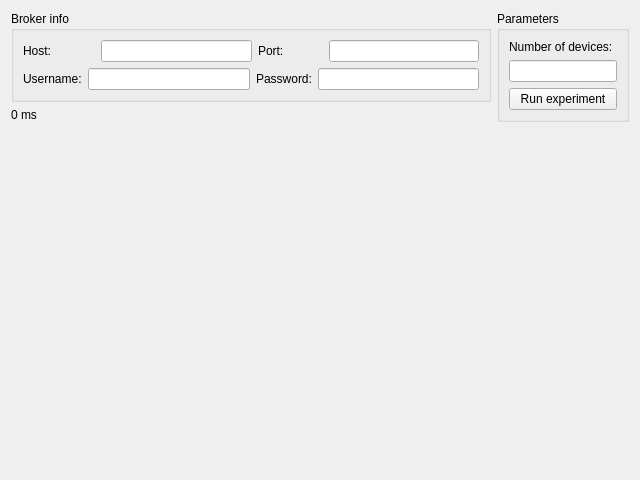
Above: iot-key-agreement-gui/experimentsui.ui from mateus558/Conference-key-establisher before the change. Below: the same form after it.
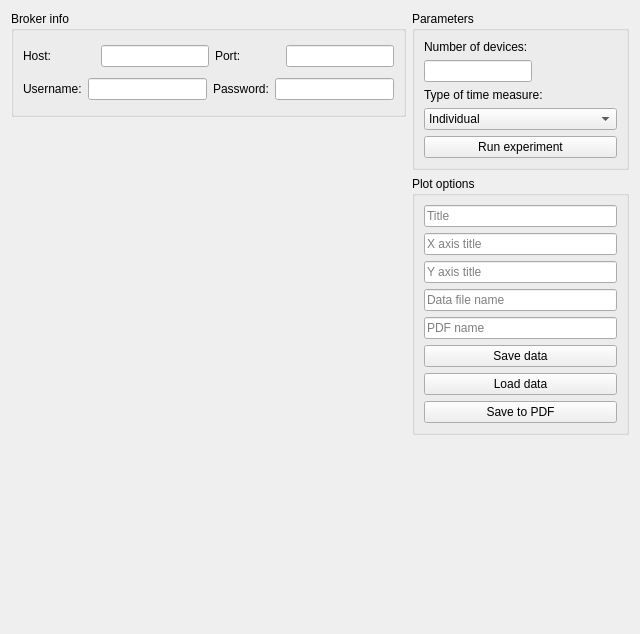
That is the form after the change. Custom widgets are drawn as their Qt base class.

```diff
--- a/iot-key-agreement-gui/experimentsui.ui
+++ b/iot-key-agreement-gui/experimentsui.ui
@@ -7,7 +7,7 @@
     <x>0</x>
     <y>0</y>
     <width>640</width>
-    <height>480</height>
+    <height>634</height>
    </rect>
   </property>
   <property name="windowTitle">
@@ -100,27 +100,24 @@
         </widget>
        </item>
        <item>
-        <layout class="QHBoxLayout" name="horizontalLayout"/>
-       </item>
-       <item>
-        <widget class="QLabel" name="label">
-         <property name="text">
-          <string>0 ms</string>
-         </property>
-        </widget>
-       </item>
-       <item>
-        <spacer name="verticalSpacer">
-         <property name="orientation">
-          <enum>Qt::Vertical</enum>
-         </property>
-         <property name="sizeHint" stdset="0">
-          <size>
-           <width>20</width>
-           <height>40</height>
-          </size>
-         </property>
-        </spacer>
+        <layout class="QHBoxLayout" name="horizontalLayout">
+         <item>
+          <widget class="QCustomPlot" name="widget_plot" native="true">
+           <property name="sizePolicy">
+            <sizepolicy hsizetype="Preferred" vsizetype="Minimum">
+             <horstretch>0</horstretch>
+             <verstretch>0</verstretch>
+            </sizepolicy>
+           </property>
+           <property name="minimumSize">
+            <size>
+             <width>0</width>
+             <height>500</height>
+            </size>
+           </property>
+          </widget>
+         </item>
+        </layout>
        </item>
       </layout>
      </item>
@@ -149,6 +146,27 @@
             </property>
            </widget>
           </item>
+          <item>
+           <widget class="QLabel" name="label">
+            <property name="text">
+             <string>Type of time measure:</string>
+            </property>
+           </widget>
+          </item>
+          <item>
+           <widget class="QComboBox" name="comboBox_time_measurement">
+            <item>
+             <property name="text">
+              <string>Individual</string>
+             </property>
+            </item>
+            <item>
+             <property name="text">
+              <string>Cummulative</string>
+             </property>
+            </item>
+           </widget>
+          </item>
           <item>
            <widget class="QPushButton" name="pushButton_runExperiment">
             <property name="text">
@@ -159,6 +177,77 @@
          </layout>
         </widget>
        </item>
+       <item>
+        <widget class="QGroupBox" name="groupBox_3">
+         <property name="title">
+          <string>Plot options</string>
+         </property>
+         <layout class="QVBoxLayout" name="verticalLayout_6">
+          <item>
+           <widget class="QLineEdit" name="lineEdit_plot_title">
+            <property name="text">
+             <string/>
+            </property>
+            <property name="placeholderText">
+             <string>Title</string>
+            </property>
+           </widget>
+          </item>
+          <item>
+           <widget class="QLineEdit" name="lineEdit_x_title">
+            <property name="placeholderText">
+             <string>X axis title</string>
+            </property>
+           </widget>
+          </item>
+          <item>
+           <widget class="QLineEdit" name="lineEdit_y_title">
+            <property name="placeholderText">
+             <string>Y axis title</string>
+            </property>
+           </widget>
+          </item>
+          <item>
+           <widget class="QLineEdit" name="lineEdit_data_name">
+            <property name="text">
+             <string/>
+            </property>
+            <property name="placeholderText">
+             <string>Data file name</string>
+            </property>
+           </widget>
+          </item>
+          <item>
+           <widget class="QLineEdit" name="lineEdit_pdf_name">
+            <property name="placeholderText">
+             <string>PDF name</string>
+            </property>
+           </widget>
+          </item>
+          <item>
+           <widget class="QPushButton" name="pushButton">
+            <property name="text">
+             <string>Save data</string>
+            </property>
+           </widget>
+          </item>
+          <item>
+           <widget class="QPushButton" name="pushButton_load_data">
+            <property name="text">
+             <string>Load data</string>
+            </property>
+           </widget>
+          </item>
+          <item>
+           <widget class="QPushButton" name="pushButton_save_pdf">
+            <property name="text">
+             <string>Save to PDF</string>
+            </property>
+           </widget>
+          </item>
+         </layout>
+        </widget>
+       </item>
        <item>
         <spacer name="verticalSpacer_2">
          <property name="orientation">
@@ -178,6 +267,14 @@
    </item>
   </layout>
  </widget>
+ <customwidgets>
+  <customwidget>
+   <class>QCustomPlot</class>
+   <extends>QWidget</extends>
+   <header>qcustomplot.h</header>
+   <container>1</container>
+  </customwidget>
+ </customwidgets>
  <resources/>
  <connections/>
 </ui>
```
